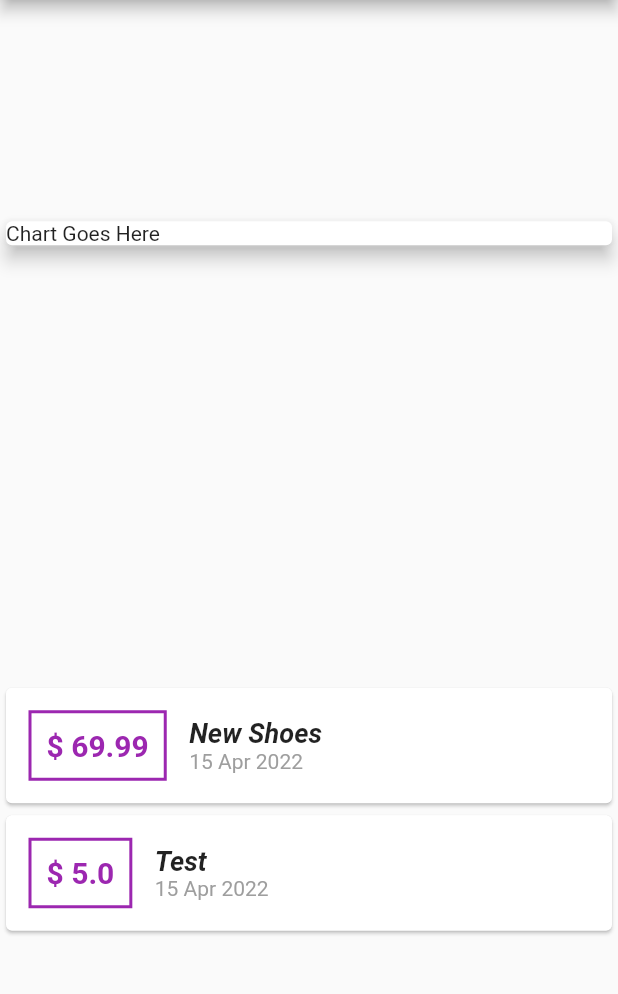
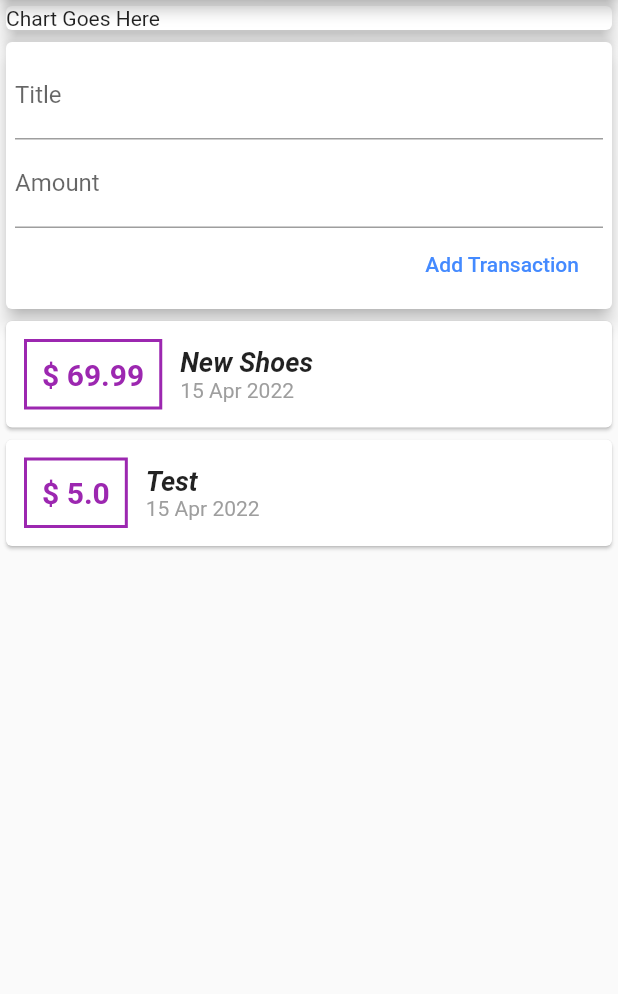
Before and after one commit to ShyamSundhar1411/Expense-Tracker-Flutter, a Flutter app: the screen it shows after launch, on a phone screen of 412 x 824 dp, the part 84-1078 px from its top. Run offline on Flutter 3.47's test engine with Material 2 defaults, Android fonts, the phone set to English and light mode, and no system bars.

Commit message:
User Input

```diff
--- a/lib/main.dart
+++ b/lib/main.dart
@@ -26,12 +26,14 @@ class MyHomePage extends StatelessWidget {
         transactionAmount: 5,
         transactionDate: DateTime.now())
   ];
+  final titleController = TextEditingController();
+  final amountController = TextEditingController();
   @override
   Widget build(BuildContext context) {
     return Scaffold(
         appBar: AppBar(title: Text('Expense Tracker')),
         body: Column(
-          mainAxisAlignment: MainAxisAlignment.spaceAround,
+          // mainAxisAlignment: MainAxisAlignment.spaceAround,
           crossAxisAlignment: CrossAxisAlignment.stretch,
           // ignore: prefer_const_literals_to_create_immutables
           children: <Widget>[
@@ -43,6 +45,32 @@ class MyHomePage extends StatelessWidget {
                 elevation: 5,
               ),
             ),
+            Card(
+                elevation: 5,
+                child: Container(
+                    padding: EdgeInsets.all(6),
+                    child: Column(
+                      crossAxisAlignment: CrossAxisAlignment.end,
+                      children: <Widget>[
+                        TextField(
+                          autocorrect: true,
+                          decoration: InputDecoration(labelText: "Title"),
+                          controller: titleController,
+                        ),
+                        TextField(
+                          autocorrect: true,
+                          decoration: InputDecoration(labelText: "Amount"),
+                          controller: amountController,
+                        ),
+                        FlatButton(
+                          onPressed: () {
+                            print("Working");
+                          },
+                          child: Text("Add Transaction"),
+                          textColor: Colors.blueAccent,
+                        ),
+                      ],
+                    ))),
             Column(
                 children: transactions.map((transaction) {
               return Card(
--- a/lib/transactionWidget.dart
+++ b/lib/transactionWidget.dart
@@ -1,3 +1,5 @@
+// ignore_for_file: prefer_const_constructors, unnecessary_string_interpolations
+
 import "package:flutter/material.dart";
 import "package:intl/intl.dart";
 import "./transaction.dart";
@@ -13,8 +15,8 @@ class TransactionWidget extends StatelessWidget {
       children: <Widget>[
         Container(
           margin: EdgeInsets.symmetric(
-            vertical: 15,
-            horizontal: 15,
+            vertical: 12,
+            horizontal: 12,
           ),
           child: Text('\$ ${transaction.transactionAmount}',
               style: TextStyle(
--- a/pubspec.yaml
+++ b/pubspec.yaml
@@ -45,7 +45,6 @@ dev_dependencies:
   # activated in the `analysis_options.yaml` file located at the root of your
   # package. See that file for information about deactivating specific lint
   # rules and activating additional ones.
-  flutter_lints: ^1.0.0
 
 # For information on the generic Dart part of this file, see the
 # following page: https://dart.dev/tools/pub/pubspec
```
Also changed, not shown: pubspec.lock.
